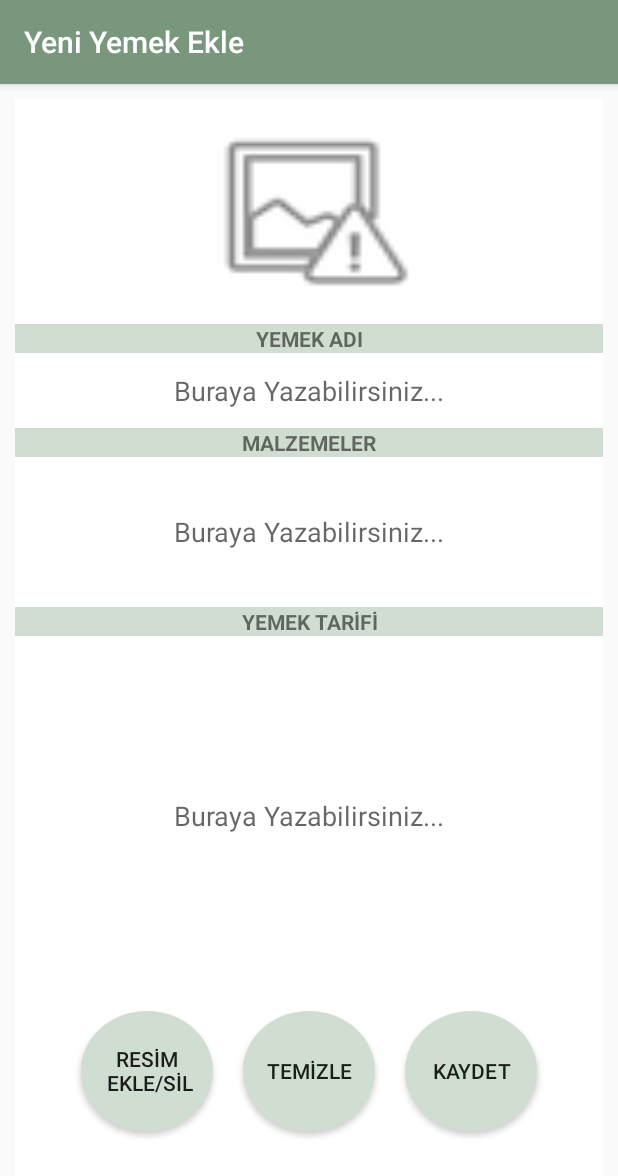
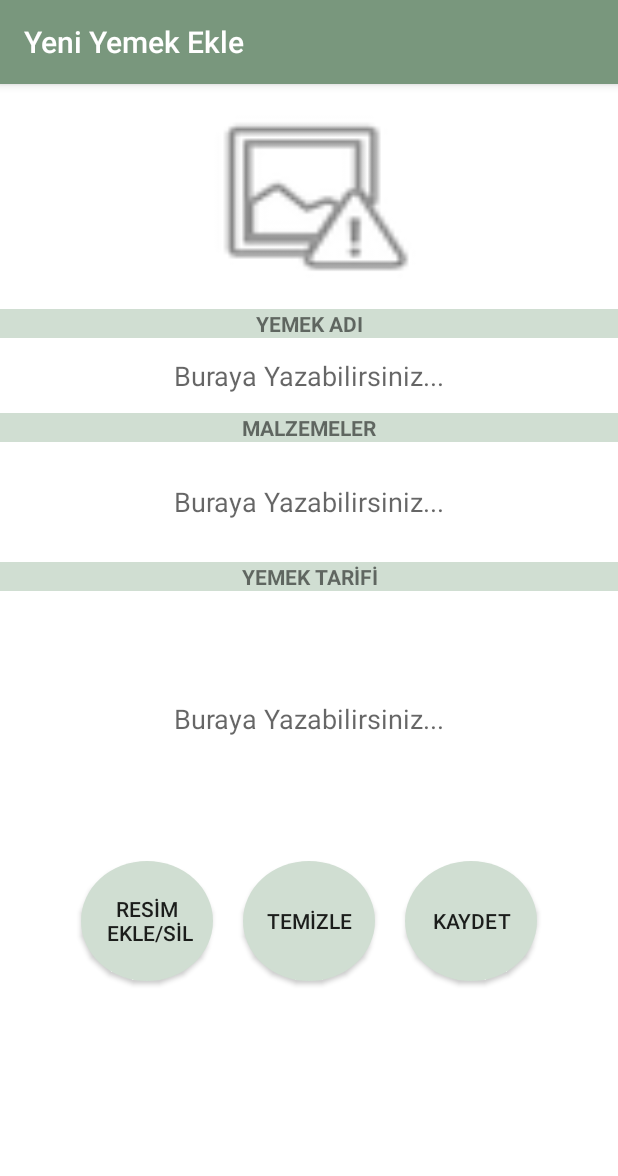
Before and after one commit to turkmenoglubugra/diningNotebook, an Android app: the yeniYemekActivity screen opened directly, with no data from a screen before it, on a phone screen of 412 x 824 dp. Shown: the top 1176 px of the screen. Run offline under Robolectric (Android 15) with nearby library versions, the phone set to English and light mode, and no system bars; our stand-ins replace AdMob; libraries missing offline, so code that uses them is left out: cn.pedant.

Commit message:
-Hata Düzeltmeleri

```diff
--- a/app/src/main/res/layout/yemek_incele.xml
+++ b/app/src/main/res/layout/yemek_incele.xml
@@ -87,7 +87,7 @@
     <EditText
         android:id="@+id/yemekTarifiText"
         android:layout_width="match_parent"
-        android:layout_height="340dp"
+        android:layout_height="200dp"
         android:background="@drawable/textview_border"
         android:editable="false"
         android:hint="Buraya Yazabilirsiniz..."
@@ -97,6 +97,7 @@
         android:textAlignment="center"
         tools:layout_editor_absoluteX="15dp"
         tools:layout_editor_absoluteY="170dp" />
+
     <LinearLayout
         android:layout_width="match_parent"
         android:layout_height="wrap_content">
--- a/app/src/main/res/layout/yeni_yemek_page.xml
+++ b/app/src/main/res/layout/yeni_yemek_page.xml
@@ -4,7 +4,6 @@
     xmlns:tools="http://schemas.android.com/tools"
     android:layout_width="match_parent"
     android:layout_height="match_parent"
-    android:layout_margin="10dp"
     android:background="#FFFF"
     android:orientation="vertical"
     android:gravity="top"
@@ -63,7 +62,7 @@
     <EditText
         android:id="@+id/malzemelerText"
         android:layout_width="match_parent"
-        android:layout_height="100dp"
+        android:layout_height="80dp"
         android:background="@drawable/textview_border"
         android:hint="Buraya Yazabilirsiniz..."
         android:inputType="textMultiLine"
@@ -87,15 +86,13 @@
     <EditText
         android:id="@+id/yemekTarifiText"
         android:layout_width="match_parent"
-        android:layout_height="240dp"
+        android:layout_height="170dp"
         android:background="@drawable/textview_border"
         android:hint="Buraya Yazabilirsiniz..."
         android:inputType="textMultiLine"
         android:scrollHorizontally="false"
         android:text=""
-        android:textAlignment="center"
-        tools:layout_editor_absoluteX="15dp"
-        tools:layout_editor_absoluteY="170dp" />
+        android:textAlignment="center" />
 
     <LinearLayout
         android:layout_width="match_parent"
@@ -114,7 +111,7 @@
             android:layout_gravity="center_vertical|center_horizontal"
             android:text="RESİM\n EKLE/SİL"
             tools:layout_editor_absoluteX="16dp"
-            tools:layout_editor_absoluteY="505dp" />
+            tools:layout_editor_absoluteY="405dp" />
         <Button
             android:id="@+id/btnTemizle"
             android:layout_width="wrap_content"
@@ -125,7 +122,7 @@
             android:layout_gravity="center_vertical|center_horizontal"
             android:text="TEMİZLE"
             tools:layout_editor_absoluteX="16dp"
-            tools:layout_editor_absoluteY="505dp" />
+            tools:layout_editor_absoluteY="405dp" />
 
         <Button
             android:id="@+id/btnYeniYemekEkle"
@@ -137,7 +134,7 @@
             android:backgroundTint="#D0DED2"
             android:text="KAYDET"
             tools:layout_editor_absoluteX="16dp"
-            tools:layout_editor_absoluteY="505dp" />
+            tools:layout_editor_absoluteY="405dp" />
 
     </LinearLayout>
 </LinearLayout>
```
Also changed, not shown: app/src/main/res/layout/yemek_guncelle.xml (+3 -5 lines).
